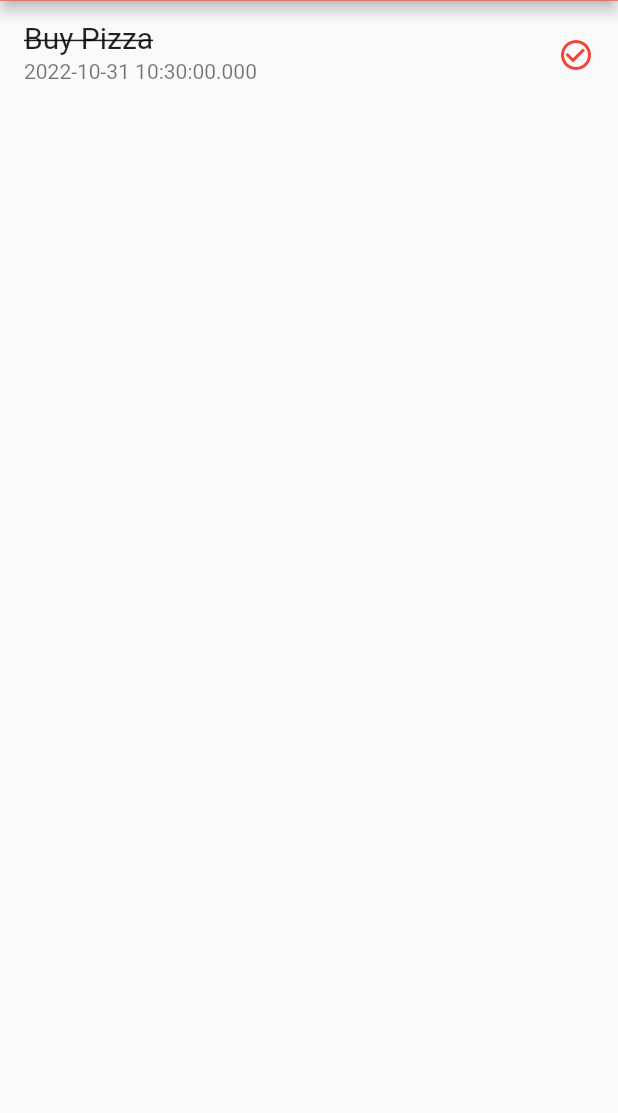
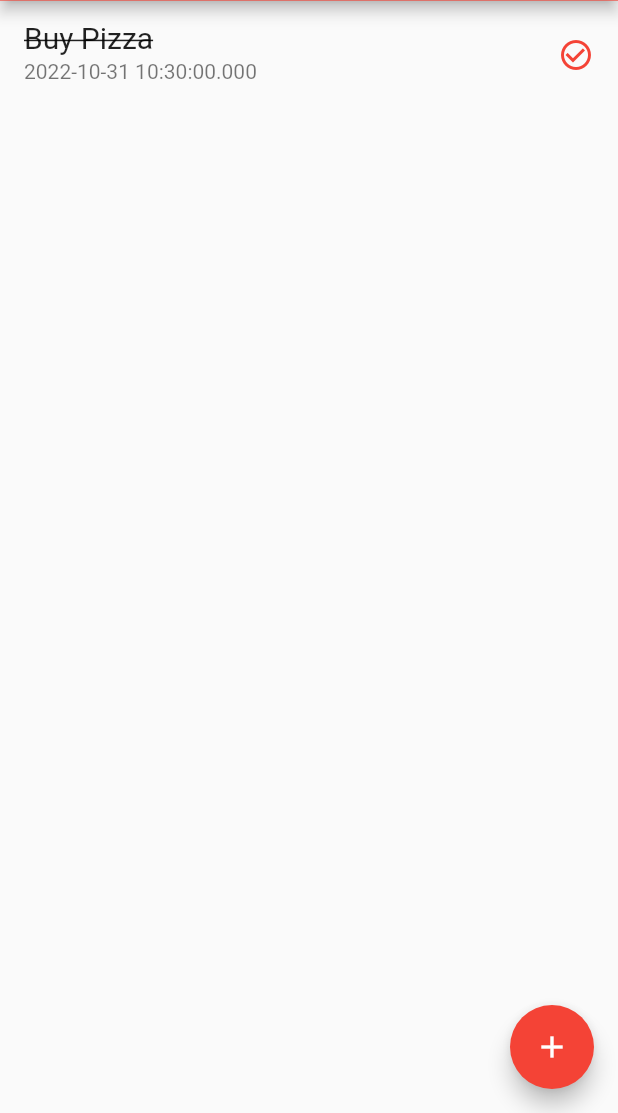
Before and after one commit to bhaskarkh01/Taskly, a Flutter app: the screen it shows after launch, on a phone screen of 412 x 824 dp, the part 123-1236 px from its top. Run offline on Flutter 3.47's test engine with Material 2 defaults, Android fonts, the phone set to English and light mode, and no system bars.

Commit message:
created floating action button widget

```diff
--- a/lib/pages/home_page.dart
+++ b/lib/pages/home_page.dart
@@ -26,6 +26,7 @@ class _HomePageState extends State<HomePage> {
         ),
       ),
       body: _tasksList(),
+      floatingActionButton: _addTaskButton(),
     );
   }
 
@@ -49,4 +50,11 @@ class _HomePageState extends State<HomePage> {
       ],
     );
   }
+
+  Widget _addTaskButton() {
+    return FloatingActionButton(
+      onPressed: () {},
+      child: const Icon(Icons.add),
+    );
+  }
 }
```
